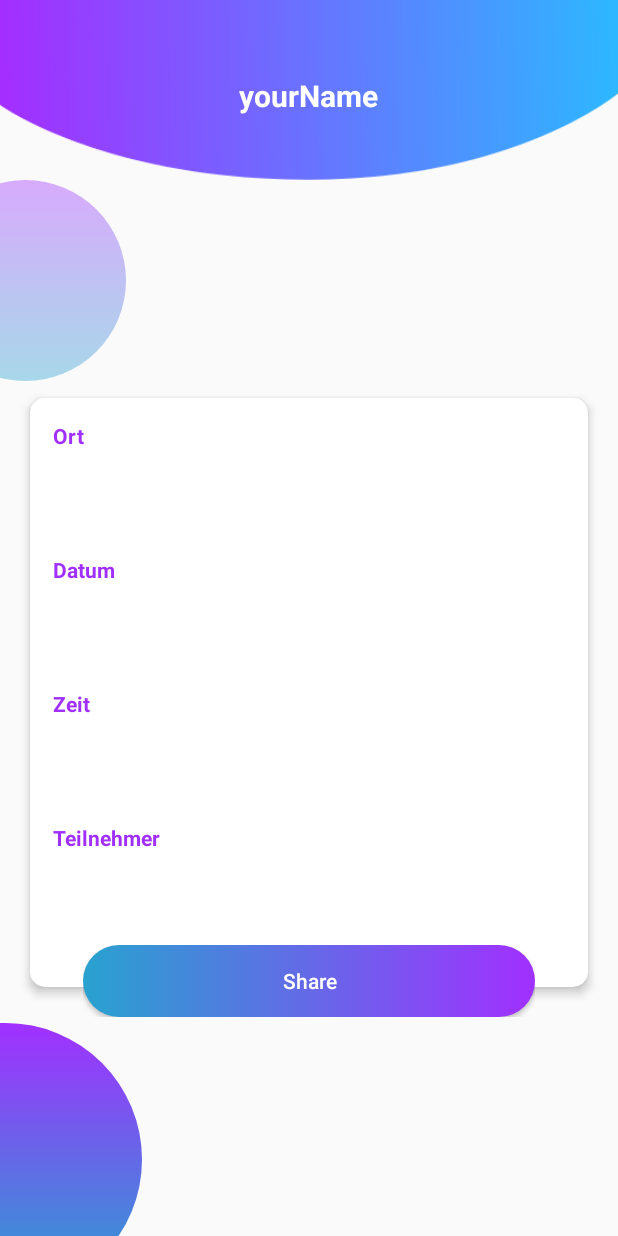
After one commit to leonstelzer/App, an Android app: the layout myevent.xml on its own in the app's theme, with its tools: preview values and no code run, on a phone screen of 412 x 824 dp. The commit adds this screen. Run offline under Robolectric (Android 15) with nearby library versions, the phone set to English and light mode, and no system bars.

```diff
--- a/app/src/main/java/com/mind/simplelogin/Eventerstellen.java
+++ b/app/src/main/java/com/mind/simplelogin/Eventerstellen.java
@@ -65,6 +65,7 @@ public class Eventerstellen extends AppCompatActivity {
 
         fAuth = FirebaseAuth.getInstance();
         fStore = FirebaseFirestore.getInstance();
+        final String[] eventid = {null};
 
 
 
@@ -102,9 +103,9 @@ public class Eventerstellen extends AppCompatActivity {
                         @Override
                         public void onSuccess(DocumentReference documentReference) {
                             Toast.makeText(Eventerstellen.this, "Event Created.", Toast.LENGTH_SHORT).show();
-                            String eventid = documentReference.getId();
+                            eventid[0] = documentReference.getId();
                             Intent intent = new Intent(Eventerstellen.this, myEvent.class);
-                            intent.putExtra("event_id", eventid);
+                            intent.putExtra("event_id", eventid[0]);
                             startActivity(intent);
 
                 //            Intent intent = new Intent(Intent.ACTION_SEND);
--- a/app/src/main/java/com/mind/simplelogin/UsersListAdapter.java
+++ b/app/src/main/java/com/mind/simplelogin/UsersListAdapter.java
@@ -44,12 +44,12 @@ public class UsersListAdapter extends RecyclerView.Adapter<UsersListAdapter.View
 
         viewHolder.nametext.setText(usersList.get(i).getBenutername());
         viewHolder.orttext.setText(usersList.get(i).getOrt());
-        //   if (usersList.get(i).getImage().isEmpty() && usersList.get(i).getImage()==null) {
-        //        viewHolder.image.setImageResource(R.drawable.ic_person);
 
-        //    } else{
-        //      Picasso.get().load(usersList.get(i).getImage()).into(viewHolder.image);
-        //    }
+           if (usersList.get(i).getImage()==null) {
+                viewHolder.image.setImageResource(R.drawable.ic_person);
+            } else{
+              Picasso.get().load(usersList.get(i).getImage()).into(viewHolder.image);
+            }
 
 
 
--- a/app/src/main/java/com/mind/simplelogin/myEvent.java
+++ b/app/src/main/java/com/mind/simplelogin/myEvent.java
@@ -38,9 +38,9 @@ public class myEvent extends AppCompatActivity {
         fAuth = FirebaseAuth.getInstance();
         fStore = FirebaseFirestore.getInstance();
         userId = fAuth.getCurrentUser().getUid();
-        eventid = getIntent().getStringExtra("eventid_id");
+        eventid = getIntent().getStringExtra("event_id");
 
-        // DatabaseReference reference = FirebaseDatabase.getInstance().getReference().child("event").child(userId);
+        DatabaseReference reference = FirebaseDatabase.getInstance().getReference().child("event").child(userId);
 
 
 
--- a/app/src/main/java/com/mind/simplelogin/otherProfile.java
+++ b/app/src/main/java/com/mind/simplelogin/otherProfile.java
@@ -107,6 +107,7 @@ public class otherProfile extends AppCompatActivity {
 
             }
         });
+        final String[] requestid = {null};
 
 
         add.setOnClickListener(new View.OnClickListener() {
@@ -115,7 +116,7 @@ public class otherProfile extends AppCompatActivity {
                 add.setEnabled(false);
                 String yourid = fAuth.getCurrentUser().getUid();
                 String otherid = getIntent().getStringExtra("user_id");
-                final String[] requestid = {null};
+
 
 
                 if (currentstate.equals("not_friends")) {
--- /dev/null
+++ b/app/src/main/res/layout/myevent.xml
@@ -0,0 +1,192 @@
+<?xml version="1.0" encoding="utf-8"?>
+<RelativeLayout xmlns:android="http://schemas.android.com/apk/res/android"
+        xmlns:app="http://schemas.android.com/apk/res-auto"
+        xmlns:tools="http://schemas.android.com/tools"
+        android:layout_width="match_parent"
+        android:layout_height="match_parent"
+        android:focusable="true"
+        android:focusableInTouchMode="true"
+        tools:context=".myEvent">
+
+    <android.support.v7.widget.Toolbar
+            android:id="@+id/toolbar"
+            android:layout_width="match_parent"
+            android:layout_height="120dp"
+            android:elevation="10dp"
+            android:background="@drawable/header_register"
+            android:theme="@style/ToolbarTheme" />
+
+    <TextView
+            android:id="@+id/name"
+            android:layout_width="wrap_content"
+            android:layout_height="wrap_content"
+            android:layout_centerHorizontal="true"
+            android:layout_marginTop="50dp"
+            android:elevation="10dp"
+            android:text="yourName"
+            android:textColor="@color/colorWhite"
+            android:textSize="20sp"
+            android:textStyle="bold"
+            android:transitionName="login" />
+
+    <ImageView
+            android:id="@+id/circle2"
+            android:layout_width="182dp"
+            android:layout_height="182dp"
+            android:layout_alignParentLeft="true"
+            android:layout_alignParentBottom="true"
+            android:layout_marginLeft="-87dp"
+            android:layout_marginBottom="-40dp"
+            android:src="@drawable/circle" />
+
+    <ImageView
+            android:id="@+id/circleTes"
+            android:layout_width="134dp"
+            android:layout_height="134dp"
+            android:layout_below="@+id/toolbar"
+            android:layout_alignParentLeft="true"
+            android:layout_marginLeft="-50dp"
+            android:src="@drawable/circlet" />
+
+    <ScrollView
+            android:id="@+id/sv"
+            android:layout_width="match_parent"
+            android:layout_height="match_parent">
+
+        <RelativeLayout
+                android:id="@+id/rlayout"
+                android:layout_width="match_parent"
+                android:layout_height="match_parent"
+                android:layout_gravity="center"
+                android:layout_marginTop="50dp">
+
+            <android.support.v7.widget.CardView
+                    android:id="@+id/cv"
+                    android:layout_width="match_parent"
+                    android:layout_height="wrap_content"
+                    android:layout_margin="20dp"
+                    app:cardCornerRadius="10dp"
+                    app:cardElevation="4dp">
+
+                <RelativeLayout
+                        android:layout_width="wrap_content"
+                        android:layout_height="wrap_content"
+                        android:paddingBottom="35dp">
+
+                    <TextView
+                            android:id="@+id/ort"
+                            android:layout_width="wrap_content"
+                            android:layout_height="wrap_content"
+                            android:layout_margin="15dp"
+                            android:text="Ort"
+                            android:textColor="@color/colorPurple"
+                            android:textSize="14sp"
+                            android:textStyle="bold" />
+
+                    <TextView
+                            android:id="@+id/einort"
+                            android:layout_width="match_parent"
+                            android:layout_height="wrap_content"
+                            android:layout_below="@+id/ort"
+                            android:layout_marginLeft="15dp"
+                            android:layout_marginRight="15dp"
+                            android:drawablePadding="30dp"
+                            android:inputType="textEmailAddress"
+                            android:padding="10dp" />
+
+
+                    <TextView
+                            android:id="@+id/Datum"
+                            android:layout_width="wrap_content"
+                            android:layout_height="wrap_content"
+                            android:layout_below="@+id/einort"
+                            android:layout_margin="15dp"
+                            android:text="Datum"
+                            android:textColor="@color/colorPurple"
+                            android:textSize="14sp"
+                            android:textStyle="bold" />
+
+                    <TextView
+                            android:id="@+id/eindatum"
+                            android:layout_width="match_parent"
+                            android:layout_height="wrap_content"
+                            android:layout_below="@+id/Datum"
+                            android:layout_marginLeft="15dp"
+                            android:layout_marginRight="15dp"
+                            android:drawablePadding="30dp"
+                            android:inputType="text"
+                            android:padding="10dp" />
+
+                    <TextView
+                            android:id="@+id/zeit"
+                            android:layout_width="wrap_content"
+                            android:layout_height="wrap_content"
+                            android:layout_below="@+id/eindatum"
+                            android:layout_margin="15dp"
+                            android:text="Zeit"
+                            android:textColor="@color/colorPurple"
+                            android:textSize="14sp"
+                            android:textStyle="bold" />
+
+                    <TextView
+                            android:id="@+id/einzeit"
+                            android:layout_width="match_parent"
+                            android:layout_height="wrap_content"
+                            android:layout_below="@+id/zeit"
+                            android:layout_marginLeft="15dp"
+                            android:layout_marginRight="15dp"
+                            android:drawablePadding="30dp"
+                            android:padding="10dp" />
+
+                    <TextView
+                            android:id="@+id/teilnehmer"
+                            android:layout_width="wrap_content"
+                            android:layout_height="wrap_content"
+                            android:layout_below="@+id/einzeit"
+                            android:layout_margin="15dp"
+                            android:text="Teilnehmer"
+                            android:textColor="@color/colorPurple"
+                            android:textSize="14sp"
+                            android:textStyle="bold" />
+
+                    <TextView
+                            android:id="@+id/einteilnehmer"
+                            android:layout_width="match_parent"
+                            android:layout_height="wrap_content"
+                            android:layout_below="@+id/teilnehmer"
+                            android:layout_marginLeft="15dp"
+                            android:layout_marginRight="15dp"
+                            android:drawablePadding="30dp"
+
+                            android:padding="10dp" />
+
+                </RelativeLayout>
+
+            </android.support.v7.widget.CardView>
+
+            <RelativeLayout
+                    android:layout_width="wrap_content"
+                    android:layout_height="wrap_content"
+                    android:layout_alignLeft="@+id/cv"
+                    android:layout_alignRight="@+id/cv"
+                    android:layout_alignBottom="@+id/cv"
+                    android:layout_centerHorizontal="true"
+                    android:layout_marginLeft="35dp"
+                    android:layout_marginRight="35dp"
+                    android:layout_marginBottom="-20dp"
+                    android:elevation="10dp">
+
+                <Button
+                        android:id="@+id/btnShare"
+                        android:layout_width="match_parent"
+                        android:layout_height="wrap_content"
+                        android:layout_centerVertical="true"
+                        android:background="@drawable/bt_uisquare"
+                        android:text="Share"
+                        android:textAllCaps="false"
+                        android:textColor="@color/colorWhite" />
+            </RelativeLayout>
+        </RelativeLayout>
+    </ScrollView>
+
+</RelativeLayout>
```
